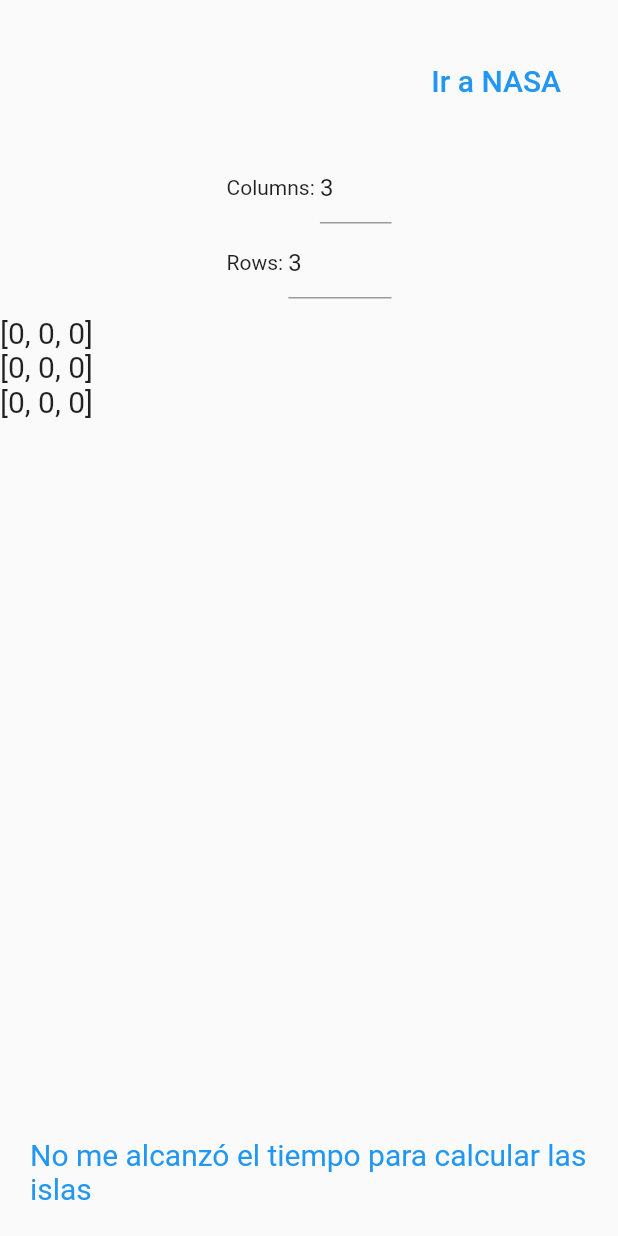
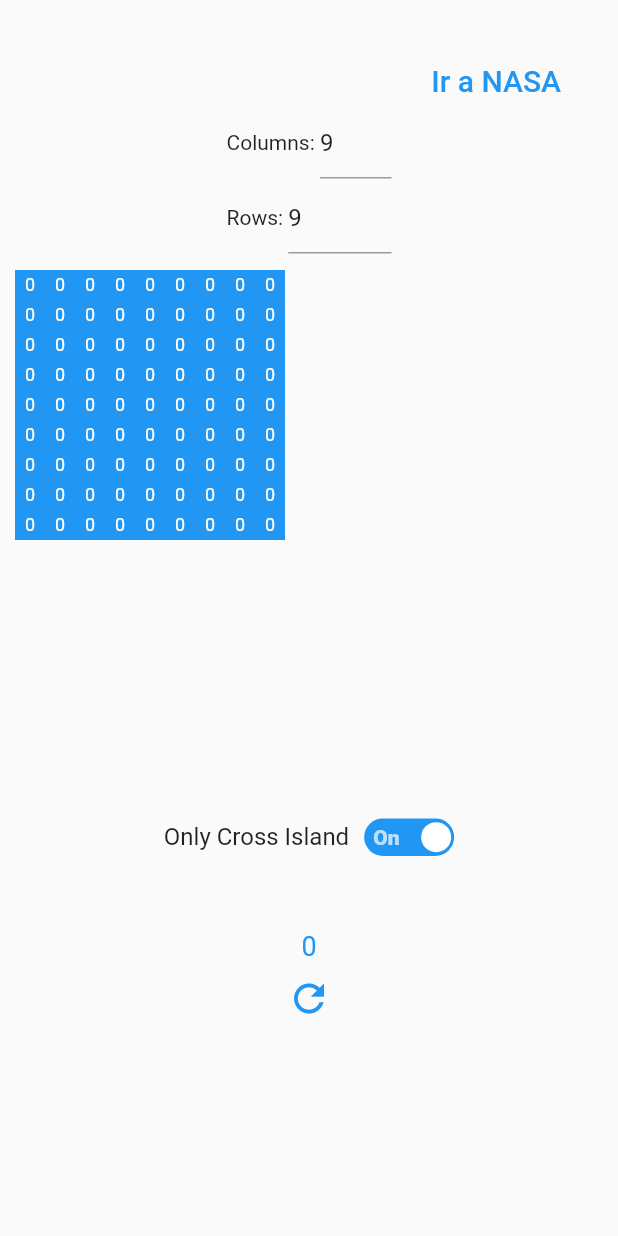
Before and after one commit to PikeDeveloper/tres-astronautas, a Flutter app: the screen it shows after launch, on a phone screen of 412 x 824 dp. Run offline on Flutter 3.47's test engine with Material 2 defaults, Android fonts, the light colour scheme and no system bars; drawn by our look-alikes of flutter_switch; our stand-ins replace cached_network_image.

Commit message:
Contar número de islas
En este commit agregué código para contar el numero de islas, se que ya pasaron los 3 días y la evaluación será del primer commit, pero si ayuda en algo pueden ver el código de este commit, tuve un semana full ocupada

```diff
--- a/lib/providers/isalnd_provider.dart
+++ b/lib/providers/isalnd_provider.dart
@@ -1,18 +1,35 @@
 import 'package:flutter/material.dart';
 
+
 class IslandProvider with ChangeNotifier {
-  int _islandColumn = 3;
+  int _islandColumn = 9;
   int get islandColumn => _islandColumn;
   set islandColumn(int islandColumn) {
     _islandColumn = islandColumn;
     notifyListeners();
   }
 
-//3
-  int _islandRow = 3;
+//
+  int _islandRow = 9;
   int get islandRow => _islandRow;
   set islandRow(int islandRow) {
     _islandRow = islandRow;
     notifyListeners();
   }
+
+  //
+  bool _onlyCrossIsland = true;
+  bool get onlyCrossIsland => _onlyCrossIsland;
+  set onlyCrossIsland(bool onlyCrossIsland) {
+    _onlyCrossIsland = onlyCrossIsland;
+    notifyListeners();
+  }
+
+    //
+  List<List<int>> _customArray = [];
+  List<List<int>> get customArray => _customArray;
+  set customArray(List<List<int>> customArray) {
+    _customArray = customArray;
+    notifyListeners();
+  }
 }
--- a/lib/ui/pages/islands/islands.dart
+++ b/lib/ui/pages/islands/islands.dart
@@ -3,6 +3,7 @@ import 'package:tresastronautas/ui/pages/nasa/nasa_home.dart';
 import 'widgets/array.dart';
 import 'widgets/input_column.dart';
 import 'widgets/input_row.dart';
+import 'widgets/scroll_area.dart';
 
 class Islands extends StatelessWidget {
   static const String route = "/islands";
@@ -13,21 +14,18 @@ class Islands extends StatelessWidget {
     return Scaffold(
       body: Stack(
         children: [
-          Column(
+          SingleChildScrollView(
+            child: Column(
+              crossAxisAlignment: CrossAxisAlignment.center,
               children: <Widget>[
-              SizedBox(height: 100),
+                SizedBox(height: 70),
                 InPutColunm(),
                 InPutRow(),
                 SizedBox(height: 10),
                 CustomArray(),
-              Padding(
-                padding: const EdgeInsets.all(20.0),
-                child: Text(
-                    "No me alcanzó el tiempo para calcular las islas",
-                    style: TextStyle(fontSize: 20, color: Colors.blue),
+                SizedBox(height: 20),
+              ],
             ),
-              ),
-            ],
           ),
           Positioned(
             top: 30,
--- a/lib/ui/pages/islands/widgets/array.dart
+++ b/lib/ui/pages/islands/widgets/array.dart
@@ -1,44 +1,77 @@
 import 'package:flutter/material.dart';
+import 'package:flutter_switch/flutter_switch.dart';
 import 'package:provider/provider.dart';
 import 'package:tresastronautas/ui/pages/islands/widgets/functions.dart';
 import '../../../../providers/isalnd_provider.dart';
+import 'coloredArray.dart';
+import 'number_of_island.dart';
+import 'scroll_area.dart';
 
-class CustomArray extends StatelessWidget {
+class CustomArray extends StatefulWidget {
   const CustomArray({Key? key}) : super(key: key);
 
   @override
+  State<CustomArray> createState() => _CustomArrayState();
+}
+
+class _CustomArrayState extends State<CustomArray> {
+  @override
   Widget build(BuildContext context) {
-    IslandProvider islands = Provider.of<IslandProvider>(context);
-    int rows = islands.islandRow;
-    int columns = islands.islandColumn;
-
-    List<List<int>> custonArray = [];
-
-    for (int i = 0; i < rows; i++) {
-      custonArray.add(newRow(columns));
-    }
-
-    return Expanded(
-      child: Container(
-        child: ListView.builder(
-          shrinkWrap: true,
-          itemCount: custonArray.length,
-          itemBuilder: ((context, index) {
-            return Text(
-              custonArray[index].toString(),
-              style: TextStyle(fontSize: 20),
-            );
-          }),
+    IslandProvider islandsProvider =
+        Provider.of<IslandProvider>(context,);
+    int rows = islandsProvider.islandRow;
+    int columns = islandsProvider.islandColumn;
+    bool _switchValue = islandsProvider.onlyCrossIsland;
+    List<List<int>> custonArray = Functions.newArray(rows, columns);
+    return Column(
+      crossAxisAlignment: CrossAxisAlignment.center,
+      children: [
+        ScrollArea(
+          child: ScrollArea(
+            child: ColoredArray(
+              customArray: custonArray,
+            ),
+          ),
         ),
-      ),
+        SizedBox(height: 20),
+        Row(
+          mainAxisAlignment: MainAxisAlignment.center,
+          children: [
+            Text(
+              'Only Cross Island',
+              style: TextStyle(fontSize: 16),
+            ),
+            SizedBox(width: 10),
+            FlutterSwitch(
+              width: 60.0,
+              height: 25.0,
+              valueFontSize: 14,
+              toggleSize: 20.0,
+              value: _switchValue,
+              borderRadius: 30.0,
+              padding: 2.0,
+              showOnOff: true,
+              onToggle: (val) {
+                 islandsProvider.customArray = Functions.newArray(rows, columns);
+                islandsProvider.onlyCrossIsland = _switchValue = val;
+                setState(() {});
+              },
+            ),
+          ],
+        ),
+        SizedBox(height: 50),
+        NumberOfIsland(array: custonArray),
+        IconButton(
+            onPressed: () {
+              islandsProvider.customArray = Functions.newArray(rows, columns);
+              setState(() {});
+            },
+            icon: Icon(
+              Icons.refresh,
+              color: Colors.blue,
+              size: 30,
+            ))
+      ],
     );
   }
-
-  List<int> newRow(int columns) {
-    List<int> customColumns = [];
-    for (int i = 0; i < columns; i++) {
-      customColumns.add(Functions.randomBool());
-    }
-    return customColumns;
-  }
 }
--- a/lib/ui/pages/islands/widgets/bool_colred.dart
+++ /dev/null
@@ -1,19 +0,0 @@
-import 'package:flutter/material.dart';
-
-class BoolColored extends StatelessWidget {
-  const BoolColored({Key? key, required this.digit}) : super(key: key);
-  final int digit;
-
-  @override
-  Widget build(BuildContext context) {
-    return Container(
-      width: 20,
-      height: 20,
-      color: digit == 1 ? Colors.brown : Color.fromARGB(255, 44, 154, 243),
-      child: Text(
-        digit.toString(),
-        style: TextStyle(fontSize: 10, color: Colors.white),
-      ),
-    );
-  }
-}
--- /dev/null
+++ b/lib/ui/pages/islands/widgets/coloredArray.dart
@@ -0,0 +1,37 @@
+import 'package:flutter/material.dart';
+import 'package:provider/provider.dart';
+import '../../../../providers/isalnd_provider.dart';
+import 'colored_bool.dart';
+
+class ColoredArray extends StatelessWidget {
+  const ColoredArray({Key? key, required this.customArray}) : super(key: key);
+  final List<List<int>> customArray;
+
+  @override
+  Widget build(BuildContext context) {
+    IslandProvider islands = Provider.of<IslandProvider>(context);
+    int columns = islands.islandColumn;
+    List<Widget> coloredRow = [];
+    return Padding(
+      padding: const EdgeInsets.only(left: 10),
+      child: ListView.builder(
+        shrinkWrap: false,
+        itemCount: customArray.length,
+        itemBuilder: ((context, index) {
+          coloredRow = [];
+          for (int i = 0; i < columns; i++) {
+            if (customArray[index][i] == 1) {
+              coloredRow.add(ColoredBool(bit: 1));
+            } else {
+              coloredRow.add(ColoredBool(bit: 0));
+            }
+          }
+          return Row(
+            mainAxisSize: MainAxisSize.min,
+            children: coloredRow,
+          );
+        }),
+      ),
+    );
+  }
+}
--- /dev/null
+++ b/lib/ui/pages/islands/widgets/colored_bool.dart
@@ -0,0 +1,24 @@
+import 'package:flutter/material.dart';
+
+class ColoredBool extends StatelessWidget {
+ColoredBool({Key? key, required this.bit}) : super(key: key);
+  final int bit;
+
+  @override
+   Widget build(BuildContext context) {
+    double side = 20;
+    return Container(
+      decoration: BoxDecoration(
+        color: bit == 1 ? Colors.brown : Colors.blue,
+      ),
+      width: side,
+      height: side,
+      child: Center(
+        child: Text(
+        bit.toString(),
+          style: TextStyle(fontSize: 12, color: Colors.white),
+        ),
+      ),
+    );
+  }
+}
--- a/lib/ui/pages/islands/widgets/functions.dart
+++ b/lib/ui/pages/islands/widgets/functions.dart
@@ -2,8 +2,66 @@ import 'dart:math';
 
 class Functions {
   static int randomBool() {
-    int random = 0;
-    random = Random().nextInt(100) < 50? 0 : 1;
+    int random = Random().nextInt(2);
     return random;
   }
+
+  //
+  static int calculateIsland(List<List<int>> array, bool onlyCrossIsland) {
+    int islands = 0;
+    for (int r = 0; r < array.length; r++) {
+      for (int c = 0; c < array[r].length; c++) {
+        if (array[r][c] == 1) {
+          visitIsland(array, r, c, onlyCrossIsland);
+          islands++;
+        }
+      }
+    }
+    return islands;
+  }
+
+  static visitIsland(
+      List<List<int>> array, int r, int c, bool onlyCrossIsland) {
+    if (r < 0 ||
+        r >= array.length ||
+        c < 0 ||
+        c >= array[r].length ||
+        array[r][c] != 1) {
+      return;
+    }
+    array[r][c] = 2;
+    if (onlyCrossIsland) {
+      visitIsland(array, r - 1, c, onlyCrossIsland); // up
+      visitIsland(array, r + 1, c, onlyCrossIsland); // down
+      visitIsland(array, r, c - 1, onlyCrossIsland); // left
+      visitIsland(array, r, c + 1, onlyCrossIsland); // right
+    } else {
+      {
+        visitIsland(array, r - 1, c, onlyCrossIsland); // up
+        visitIsland(array, r - 1, c - 1, onlyCrossIsland); // up-left
+        visitIsland(array, r, c - 1, onlyCrossIsland); // left
+        visitIsland(array, r + 1, c - 1, onlyCrossIsland); // down-left
+        visitIsland(array, r + 1, c, onlyCrossIsland); // down
+        visitIsland(array, r + 1, c + 1, onlyCrossIsland); // down-right
+        visitIsland(array, r, c + 1, onlyCrossIsland); // right
+        visitIsland(array, r - 1, c + 1, onlyCrossIsland); // up-right
+      }
+    }
+  }
+
+  static List<List<int>> newArray( int rows, int columns) {
+    List<List<int>> array = [];
+    for (int i = 0; i < rows; i++) {
+      array.add(newRow(columns));
+    }
+    return array;
+  }
+
+  static List<int> newRow(int columns) {
+    List<int> newRow = [];
+    for (int i = 0; i < columns; i++) {
+      newRow.add(Functions.randomBool());
+    }
+    return newRow;
+  }
 }
--- a/lib/ui/pages/islands/widgets/input_column.dart
+++ b/lib/ui/pages/islands/widgets/input_column.dart
@@ -17,7 +17,7 @@ class InPutColunm extends StatelessWidget {
           Text("Columns: "),
           Expanded(
             child: TextFormField(
-              initialValue: "3",
+              initialValue: "9",
               keyboardType: TextInputType.numberWithOptions(decimal: false),
               onChanged: (value) {
                 islandProvider.islandColumn = int.parse(value);
--- a/lib/ui/pages/islands/widgets/input_row.dart
+++ b/lib/ui/pages/islands/widgets/input_row.dart
@@ -17,7 +17,7 @@ class InPutRow extends StatelessWidget {
           Text("Rows: "),
           Expanded(
             child: TextFormField(
-              initialValue: "3",
+              initialValue: "9",
               keyboardType: TextInputType.numberWithOptions(decimal: false),
               onChanged: (value) {
                 islandProvider.islandRow = int.parse(value);
--- /dev/null
+++ b/lib/ui/pages/islands/widgets/number_of_island.dart
@@ -0,0 +1,18 @@
+import 'package:flutter/material.dart';
+import 'package:provider/provider.dart';
+import 'package:tresastronautas/ui/pages/islands/widgets/functions.dart';
+import '../../../../providers/isalnd_provider.dart';
+
+class NumberOfIsland extends StatelessWidget {
+  const NumberOfIsland({Key? key, required this.array}) : super(key: key);
+  final List<List<int>> array;
+
+  @override
+  Widget build(BuildContext context) {
+    final onlyCrossIsland =
+        Provider.of<IslandProvider>(context).onlyCrossIsland;
+
+    return Text(Functions.calculateIsland(array, onlyCrossIsland).toString(),
+        style: TextStyle(fontSize: 18, color: Colors.blue));
+  }
+}
--- /dev/null
+++ b/lib/ui/pages/islands/widgets/scroll_area.dart
@@ -0,0 +1,31 @@
+import 'package:flutter/material.dart';
+
+class ScrollArea extends StatelessWidget {
+  ScrollArea({Key? key, required this.child}) : super(key: key);
+  final Widget child;
+
+  @override
+  Widget build(BuildContext context) {
+    final screenWidth = MediaQuery.of(context).size.width;
+    final _verticalScrollController = ScrollController();
+    final _horizontalScrollController = ScrollController();
+    return SingleChildScrollView(
+        scrollDirection: Axis.horizontal,
+        child: SingleChildScrollView(
+          controller: _verticalScrollController,
+          scrollDirection: Axis.vertical,
+          child: SingleChildScrollView(
+            controller: _horizontalScrollController,
+            scrollDirection: Axis.horizontal,
+            child: Padding(
+              padding: const EdgeInsets.only(right: 8.0, bottom: 16.0),
+              child: Container(
+                width: screenWidth,
+                height: screenWidth * 0.8,
+                child: child,
+              ),
+            ),
+          ),
+        ));
+  }
+}
--- a/lib/ui/pages/nasa/widgets/restaurant_card.dart
+++ b/lib/ui/pages/nasa/widgets/restaurant_card.dart
@@ -24,8 +24,21 @@ class RestaurantCard extends StatelessWidget {
           Container(
             padding: const EdgeInsets.all(23),
             decoration: BoxDecoration(
+              border: Border.all(
+                color: Color.fromARGB(255, 231, 229, 229),
+                width: 0.1,
+              ),
               color: MyColors.grayBackGround,
               borderRadius: BorderRadius.circular(15),
+              boxShadow: const [
+          BoxShadow(
+            color: Color.fromARGB(255, 194, 192, 192),
+            blurRadius: 7.0,
+            spreadRadius: -3.0,
+            offset: Offset(0, 3),
+          )
+
+        ],
             ),
             child: Row(
               crossAxisAlignment: CrossAxisAlignment.start,
--- a/lib/ui/shared/square_button.dart
+++ b/lib/ui/shared/square_button.dart
@@ -26,11 +26,11 @@ class SquareButton extends StatelessWidget {
               : Colors.white,
           boxShadow: const [
             BoxShadow(
-              color: Color.fromARGB(255, 120, 119, 119),
-              blurRadius: 10.0,
-              spreadRadius: -10.0,
-              offset: Offset(0, 6),
-            )
+            color: Color.fromARGB(255, 194, 192, 192),
+            blurRadius: 5.0,
+            spreadRadius: -2.0,
+            offset: Offset(0, 3),
+          )
           ],
         ),
         child: TextButton(
--- a/pubspec.yaml
+++ b/pubspec.yaml
@@ -36,6 +36,8 @@ dependencies:
 
   # Images
   cached_network_image: ^3.2.0
+
+  flutter_switch: ^0.3.2
 
   # The following adds the Cupertino Icons font to your application.
   # Use with the CupertinoIcons class for iOS style icons.
```
Also changed, not shown: pubspec.lock. Lines whose indentation alone changed are shown as unchanged.
